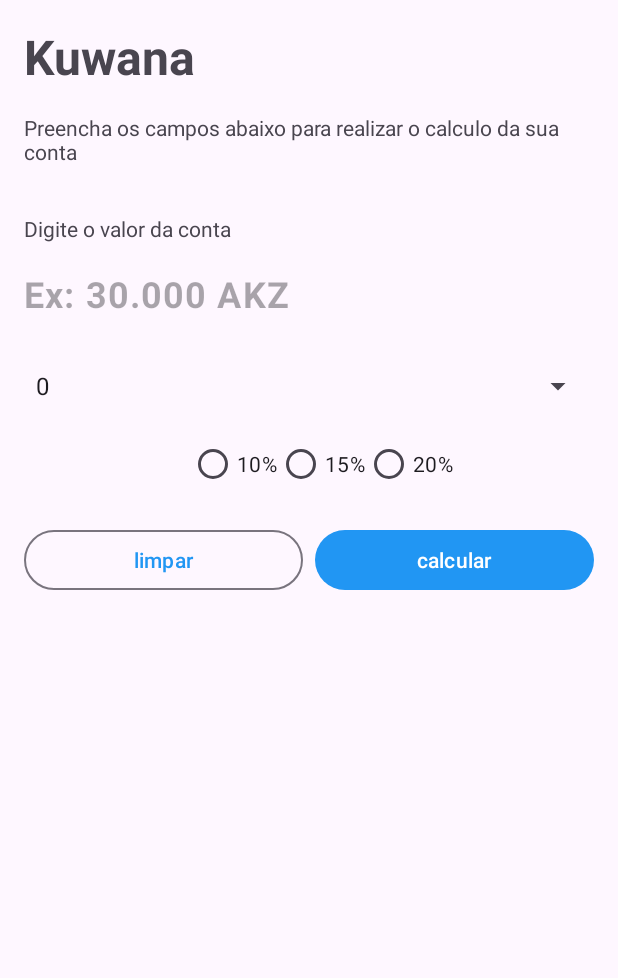
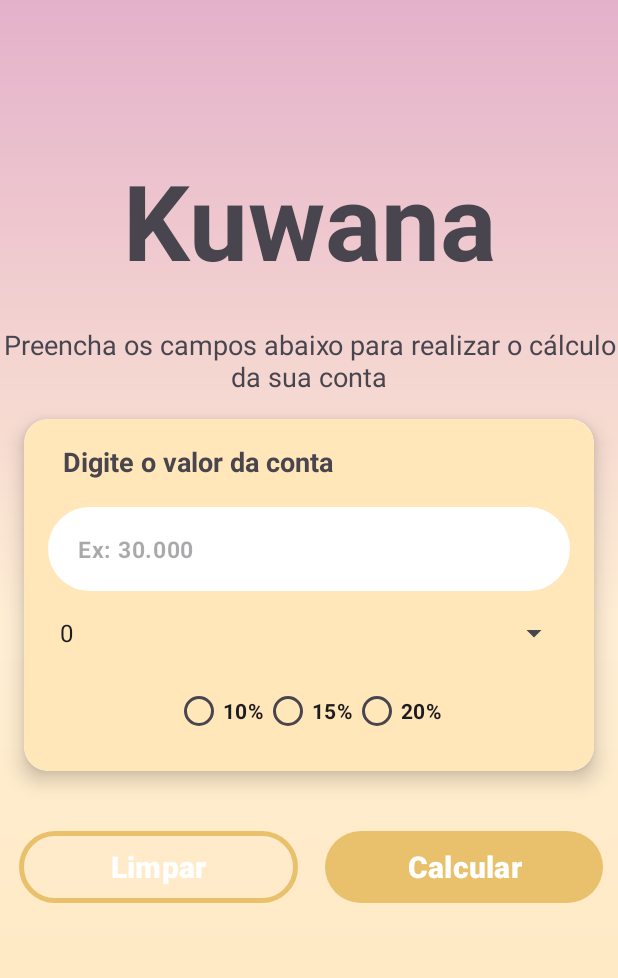
Before and after one commit to robsonjso/kuwanas, an Android app: the screen it shows after launch (MainActivity), on a phone screen of 412 x 824 dp. Shown: the top 978 px of the screen. Run offline under Robolectric (Android 15) with nearby library versions, the phone set to English and light mode, and no system bars.

Commit message:
nova interface UI e novas atividades.

```diff
--- a/app/build.gradle.kts
+++ b/app/build.gradle.kts
@@ -53,4 +53,6 @@ dependencies {
     testImplementation(libs.junit)
     androidTestImplementation(libs.androidx.junit)
     androidTestImplementation(libs.androidx.espresso.core)
+    implementation ("org.jetbrains.kotlin:kotlin-stdlib-jdk7:1.4.21")
+    implementation ("nl.dionsegijn:konfetti-xml:2.0.4")
 }
--- a/app/src/main/java/com/example/kuwana/MainActivity.kt
+++ b/app/src/main/java/com/example/kuwana/MainActivity.kt
@@ -5,38 +5,39 @@ import android.os.Bundle
 import android.view.View
 import android.widget.AdapterView
 import android.widget.ArrayAdapter
+import androidx.activity.enableEdgeToEdge
 import androidx.appcompat.app.AppCompatActivity
 import com.example.kuwana.databinding.ActivityMainBinding
 import com.google.android.material.snackbar.Snackbar
 
 class MainActivity : AppCompatActivity() {
 
+    private lateinit var binding: ActivityMainBinding
 
-
-    private lateinit var binding: ActivityMainBinding
 
     override fun onCreate(savedInstanceState: Bundle?) {
         super.onCreate(savedInstanceState)
         binding = ActivityMainBinding.inflate(layoutInflater)
         setContentView(binding.root)
+        enableEdgeToEdge()
+
 
         var percentage: Int = 0
 
-
         binding.rbOptionOne.setOnCheckedChangeListener { _, isChecked ->
-              if(isChecked){
+            if (isChecked) {
                 percentage = 10
             }
         }
 
         binding.rbOptionTwo.setOnCheckedChangeListener { _, isChecked ->
-              if(isChecked){
+            if (isChecked) {
                 percentage = 15
             }
         }
 
         binding.rbOptionThree.setOnCheckedChangeListener { _, isChecked ->
-              if(isChecked){
+            if (isChecked) {
                 percentage = 20
             }
         }
@@ -49,9 +50,8 @@ class MainActivity : AppCompatActivity() {
         adapter.setDropDownViewResource(android.R.layout.simple_spinner_dropdown_item)
         binding.spinnerNumberOfPeople.adapter = adapter
 
-           var numOfPeopleSelected = 0
-           binding.spinnerNumberOfPeople.onItemSelectedListener =
-             object : AdapterView.OnItemSelectedListener {
+        var numOfPeopleSelected = 1 // Initialize to a valid default value
+        binding.spinnerNumberOfPeople.onItemSelectedListener = object : AdapterView.OnItemSelectedListener {
 
             override fun onItemSelected(
                 parent: AdapterView<*>?,
@@ -59,39 +59,35 @@ class MainActivity : AppCompatActivity() {
                 position: Int,
                 id: Long,
             ) {
-                     numOfPeopleSelected = position
+                // Parse the selected item to get the actual number of people
+                numOfPeopleSelected = parent?.getItemAtPosition(position).toString().toIntOrNull() ?: 1
             }
 
             override fun onNothingSelected(parent: AdapterView<*>?) {
-
+                // Default to 1 if nothing is selected
+                numOfPeopleSelected = 1
             }
-
         }
 
         binding.btnDone.setOnClickListener {
             val totalTableTemp = binding.tieTotal.text
 
-             if (totalTableTemp?.isEmpty() == true
-                 )  {
+            if (totalTableTemp?.isEmpty() == true || numOfPeopleSelected <= 0) {
                 Snackbar.make(binding.tieTotal, "Preencha todos os campos", Snackbar.LENGTH_LONG)
                     .show()
             } else {
                 val totalTable: Float = totalTableTemp.toString().toFloat()
-                 val nPeople: Int = numOfPeopleSelected
-
-                 val totaltemp = totalTable / nPeople
-                 val tips = totaltemp * percentage / 100
-                 val totalWithTips = totaltemp + tips
+                val totalPerPerson = totalTable / numOfPeopleSelected
+                val tips = totalPerPerson * percentage / 100
+                val totalWithTips = totalPerPerson + tips
 
                 val intent = Intent(this, ResumoActivity::class.java)
-
                 intent.apply {
-                     putExtra( "totalTable",totalTable)
-                     putExtra( "numPeople", numOfPeopleSelected)
-                     putExtra( "percentage", percentage)
-                     putExtra( "totalAmount",totalWithTips)
+                    putExtra("totalTable", totalTable)
+                    putExtra("numPeople", numOfPeopleSelected)
+                    putExtra("percentage", percentage)
+                    putExtra("totalAmount", totalWithTips)
                 }
-                    clean()
                 startActivity(intent)
             }
         }
@@ -99,15 +95,12 @@ class MainActivity : AppCompatActivity() {
         binding.btnClean.setOnClickListener {
             clean()
         }
-
-
     }
 
-    private fun clean(){
+    private fun clean() {
         binding.tieTotal.setText("")
         binding.rbOptionOne.isChecked = false
         binding.rbOptionTwo.isChecked = false
         binding.rbOptionThree.isChecked = false
     }
-
 }
--- /dev/null
+++ b/app/src/main/res/drawable/background_gradient.xml
@@ -0,0 +1,8 @@
+<?xml version="1.0" encoding="utf-8"?>
+<shape xmlns:android="http://schemas.android.com/apk/res/android">
+    <gradient
+        android:startColor="#e4b1cb"
+    android:centerColor="#ffeed4"
+    android:endColor="#FFE7BA"
+    android:angle="270" />
+</shape>
--- /dev/null
+++ b/app/src/main/res/drawable/bc_inputs.xml
@@ -0,0 +1,8 @@
+<?xml version="1.0" encoding="utf-8"?>
+<shape xmlns:android="http://schemas.android.com/apk/res/android">
+    <solid android:color="#FFFF"/> <!-- Amarelo clarinho -->
+    <corners android:radius="65dp"/> <!-- Borda arredondada -->
+    <stroke
+        android:width="1dp"
+        android:color="#FFFFFF"/> <!-- Cor da borda (amarelo) -->
+</shape>
--- /dev/null
+++ b/app/src/main/res/drawable/bg_cardviews.xml
@@ -0,0 +1,8 @@
+<?xml version="1.0" encoding="utf-8"?>
+<shape xmlns:android="http://schemas.android.com/apk/res/android">
+    <solid android:color="#FFE7BA"/> <!-- Amarelo clarinho -->
+    <corners android:radius="16dp"/> <!-- Borda arredondada -->
+    <stroke
+        android:width="1dp"
+        android:color="#FFE7BA"/> <!-- Cor da borda (amarelo) -->
+</shape>
--- /dev/null
+++ b/app/src/main/res/drawable/button_border_bc.xml
@@ -0,0 +1,8 @@
+<?xml version="1.0" encoding="utf-8"?>
+<shape xmlns:android="http://schemas.android.com/apk/res/android">
+    <solid android:color="@android:color/transparent" /> <!-- Fundo transparente -->
+    <stroke
+        android:width="3dp"
+    android:color="#e9c16c" />
+    <corners android:radius="69dp" />      <!-- Bordas arredondadas -->
+</shape>
--- /dev/null
+++ b/app/src/main/res/drawable/rounded_button_bc.xml
@@ -0,0 +1,5 @@
+<?xml version="1.0" encoding="utf-8"?>
+<shape xmlns:android="http://schemas.android.com/apk/res/android">
+    <solid android:color="#e9c16c"/> <!-- Cor do fundo -->
+    <corners android:radius="69dp"/> <!-- Raio de arredondamento das bordas -->
+</shape>
--- a/app/src/main/res/layout/activity_main.xml
+++ b/app/src/main/res/layout/activity_main.xml
@@ -4,134 +4,158 @@
     xmlns:tools="http://schemas.android.com/tools"
     android:id="@+id/main"
     android:layout_width="match_parent"
+    android:background="@drawable/background_gradient"
     android:layout_height="match_parent"
     tools:context=".MainActivity">
 
     <TextView
         android:id="@+id/tv_title"
-        style="@style/Title"
-        android:layout_width="match_parent"
+        android:layout_width="wrap_content"
         android:layout_height="wrap_content"
-        android:layout_margin="16dp"
         android:text="Kuwana"
-        app:layout_constraintEnd_toEndOf="parent"
+        android:textSize="70sp"
+        android:elevation="10dp"
+        android:textStyle="bold"
+        android:layout_marginTop="100dp"
+        android:layout_marginStart="16dp"
+        android:layout_marginEnd="16dp"
+        android:gravity="center"
+        app:layout_constraintTop_toTopOf="parent"
         app:layout_constraintStart_toStartOf="parent"
-        app:layout_constraintTop_toTopOf="parent" />
+        app:layout_constraintEnd_toEndOf="parent" />
 
     <TextView
         android:id="@+id/tv_subtitle"
+        android:layout_width="wrap_content"
+        android:layout_height="wrap_content"
+        android:text="Preencha os campos abaixo para realizar o cálculo da sua conta"
+        android:layout_margin="24dp"
+        android:textSize="18sp"
+        android:textAlignment="center"
+        app:layout_constraintTop_toBottomOf="@id/tv_title"
+        app:layout_constraintStart_toStartOf="parent"
+        app:layout_constraintEnd_toEndOf="parent" />
+
+    <androidx.cardview.widget.CardView
+        android:id="@+id/card_input"
+        android:layout_width="0dp"
+        android:layout_height="wrap_content"
+        android:layout_margin="16dp"
+        app:cardElevation="8dp"
+        app:cardCornerRadius="16dp"
+        android:layout_marginTop="20dp"
+        app:layout_constraintTop_toBottomOf="@id/tv_subtitle"
+        app:layout_constraintStart_toStartOf="parent"
+        app:layout_constraintEnd_toEndOf="parent">
+
+        <LinearLayout
             android:layout_width="match_parent"
             android:layout_height="wrap_content"
-        android:layout_margin="16dp"
-        android:layout_marginTop="16dp"
-        android:text="Preencha os campos abaixo para realizar o calculo da sua conta"
-        app:layout_constraintEnd_toEndOf="parent"
-        app:layout_constraintHorizontal_bias="0.0"
-        app:layout_constraintStart_toStartOf="parent"
-        app:layout_constraintTop_toBottomOf="@+id/tv_title" />
+            android:orientation="vertical"
+            android:background="@drawable/bg_cardviews"
+            android:padding="16dp">
 
             <TextView
                 android:id="@+id/tv_hint_total_table"
                 android:layout_width="wrap_content"
                 android:layout_height="wrap_content"
-        android:layout_marginTop="32dp"
+                android:layout_marginBottom="18dp"
+                android:layout_marginStart="10dp"
                 android:text="Digite o valor da conta"
-        app:layout_constraintStart_toStartOf="@+id/tv_subtitle"
-        app:layout_constraintTop_toBottomOf="@+id/tv_subtitle" />
+                android:textStyle="bold"
+                android:textSize="18sp" />
 
             <com.google.android.material.textfield.TextInputLayout
                 android:id="@+id/til_total"
-        android:layout_width="0dp"
+                android:layout_width="match_parent"
                 android:layout_height="wrap_content"
-        app:boxStrokeWidth="0dp"
-        app:boxStrokeWidthFocused="0dp"
-        app:hintEnabled="false"
-        app:layout_constraintEnd_toEndOf="@+id/tv_subtitle"
-        app:layout_constraintStart_toStartOf="@+id/tv_hint_total_table"
-        app:layout_constraintTop_toBottomOf="@+id/tv_hint_total_table">
+                app:hintEnabled="false">
 
                 <com.google.android.material.textfield.TextInputEditText
                 android:id="@+id/tie_total"
                 android:layout_width="match_parent"
-            android:layout_height="match_parent"
-            android:hint="Ex: 30.000 AKZ"
+                android:layout_height="wrap_content"
+                android:hint="Ex: 30.000"
+                    android:background="@drawable/bc_inputs"
                 android:inputType="numberDecimal"
-            android:paddingStart="0dp"
-            android:textSize="24dp"
+                android:paddingStart="20dp"
+                android:paddingEnd="16dp"
+                android:textSize="15sp"
                 android:textStyle="bold" />
-
             </com.google.android.material.textfield.TextInputLayout>
 
             <Spinner
                 android:id="@+id/spinner_number_of_people"
                 android:layout_width="match_parent"
                 android:layout_height="wrap_content"
-        android:layout_margin="16dp"
-        app:layout_constraintEnd_toEndOf="parent"
-        app:layout_constraintStart_toStartOf="parent"
-        app:layout_constraintTop_toBottomOf="@+id/til_total" />
-
+                android:layout_marginTop="16dp" />
 
             <RadioGroup
                 android:id="@+id/rg_percentage"
                 android:layout_width="match_parent"
                 android:layout_height="wrap_content"
-        android:layout_marginStart="16dp"
                 android:layout_marginTop="16dp"
-        android:gravity="center_horizontal"
                 android:orientation="horizontal"
-        app:layout_constraintEnd_toEndOf="@+id/spinner_number_of_people"
-        app:layout_constraintStart_toStartOf="@id/spinner_number_of_people"
-        app:layout_constraintTop_toBottomOf="@id/spinner_number_of_people">
+                android:gravity="center">
 
                 <RadioButton
                     android:id="@+id/rb_option_one"
                     android:layout_width="wrap_content"
                     android:layout_height="wrap_content"
+                    android:textStyle="bold"
                     android:text="10%" />
 
                 <RadioButton
                     android:id="@+id/rb_option_two"
                     android:layout_width="wrap_content"
                     android:layout_height="wrap_content"
+                    android:textStyle="bold"
                     android:text="15%" />
 
                 <RadioButton
                     android:id="@+id/rb_option_three"
                     android:layout_width="wrap_content"
                     android:layout_height="wrap_content"
+                    android:textStyle="bold"
                     android:text="20%" />
-
             </RadioGroup>
+        </LinearLayout>
+    </androidx.cardview.widget.CardView>
 
     <com.google.android.material.button.MaterialButton
         android:id="@+id/btn_clean"
         style="@style/Widget.Material3.Button.OutlinedButton"
         android:layout_width="0dp"
         android:layout_height="wrap_content"
-        android:layout_marginTop="16dp"
-        android:layout_marginEnd="4dp"
-        android:text="limpar"
-        app:layout_constraintEnd_toStartOf="@+id/vertical_guideline"
-        app:layout_constraintStart_toStartOf="@+id/spinner_number_of_people"
-        app:layout_constraintTop_toBottomOf="@+id/rg_percentage" />
+        android:layout_marginTop="40dp"
+        android:layout_marginEnd="5dp"
+        android:background="@drawable/button_border_bc"
+        android:text="Limpar"
+        android:textColor="@color/white"
+        android:textStyle="bold"
+        android:textSize="20dp"
+        app:backgroundTint="@null"
+        app:layout_constraintEnd_toStartOf="@+id/btn_done"
+        app:layout_constraintStart_toStartOf="parent"
+        app:layout_constraintTop_toBottomOf="@+id/card_input"
+        app:layout_constraintWidth_percent="0.45" />
 
-    <androidx.constraintlayout.widget.Guideline
-        android:id="@+id/vertical_guideline"
-        android:layout_width="wrap_content"
-        android:layout_height="wrap_content"
-        android:orientation="vertical"
-        app:layout_constraintGuide_percent="0.5" />
-
-    <Button
+    <com.google.android.material.button.MaterialButton
         android:id="@+id/btn_done"
         android:layout_width="0dp"
+        android:layout_marginEnd="10dp"
         android:layout_height="wrap_content"
-        android:layout_marginStart="4dp"
-        android:layout_marginTop="16dp"
-        android:text="calcular"
-        app:layout_constraintEnd_toEndOf="@+id/spinner_number_of_people"
-        app:layout_constraintStart_toEndOf="@+id/vertical_guideline"
-        app:layout_constraintTop_toBottomOf="@+id/rg_percentage" />
+        android:layout_marginTop="40dp"
+        android:layout_marginStart="5dp"
+        android:textStyle="bold"
+        android:textSize="20dp"
+    android:background="@drawable/rounded_button_bc"
+    android:text="Calcular"
+    app:backgroundTint="@null"
+    app:layout_constraintEnd_toEndOf="parent"
+    app:layout_constraintTop_toBottomOf="@+id/card_input"
+    app:layout_constraintWidth_percent="0.45" />
+
+
 
 </androidx.constraintlayout.widget.ConstraintLayout>
--- a/app/src/main/res/values-night/themes.xml
+++ b/app/src/main/res/values-night/themes.xml
@@ -1,7 +1,4 @@
 <resources xmlns:tools="http://schemas.android.com/tools">
-    <!-- Base application theme. -->
     <style name="Base.Theme.Kuwana" parent="Theme.Material3.DayNight.NoActionBar">
-        <!-- Customize your dark theme here. -->
-        <color name="primary_400">#2196F3</color>
     </style>
 </resources>
--- a/app/src/main/res/values/themes.xml
+++ b/app/src/main/res/values/themes.xml
@@ -1,16 +1,7 @@
 <resources xmlns:tools="http://schemas.android.com/tools">
-    <!-- Base application theme. -->
-    <style name="Base.Theme.Kuwana" parent="Theme.Material3.DayNight.NoActionBar">
-        <!-- Customize your light theme here. -->
-        <item name="colorPrimary">@color/primary_400</item> -->
-    </style>
+
+    <style name="Base.Theme.Kuwana" parent="Theme.Material3.DayNight.NoActionBar"/>
 
     <style name="Theme.Kuwana" parent="Base.Theme.Kuwana" />
 
-    <style name="Title" parent="Widget.AppCompat.TextView">
-
-        <item name="android:textSize">32sp</item>
-        <item name="android:textStyle">bold</item>
-
-    </style>
 </resources>
```
Also changed, not shown: app/src/main/java/com/example/kuwana/ResumoActivity.kt (+45 -14 lines), app/src/main/res/layout/activity_resumo.xml (+80 -53 lines), app/src/main/res/layout/new_screen_2.xml (deleted, +0 -17 lines), app/src/main/res/values/colors.xml (+9 -1 lines). Lines whose indentation alone changed are shown as unchanged.
